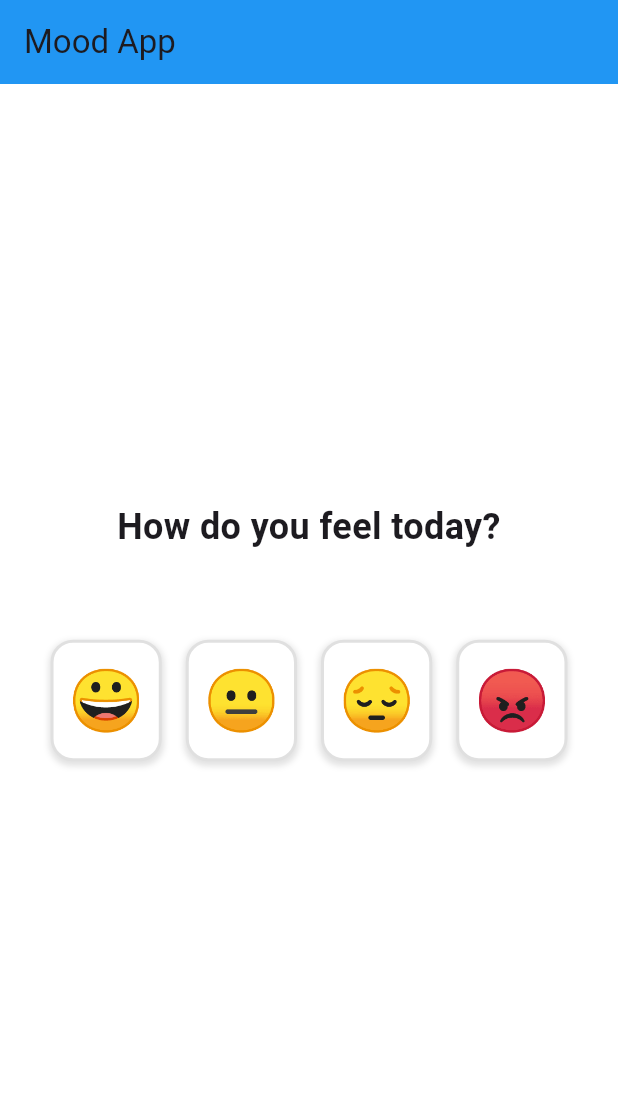
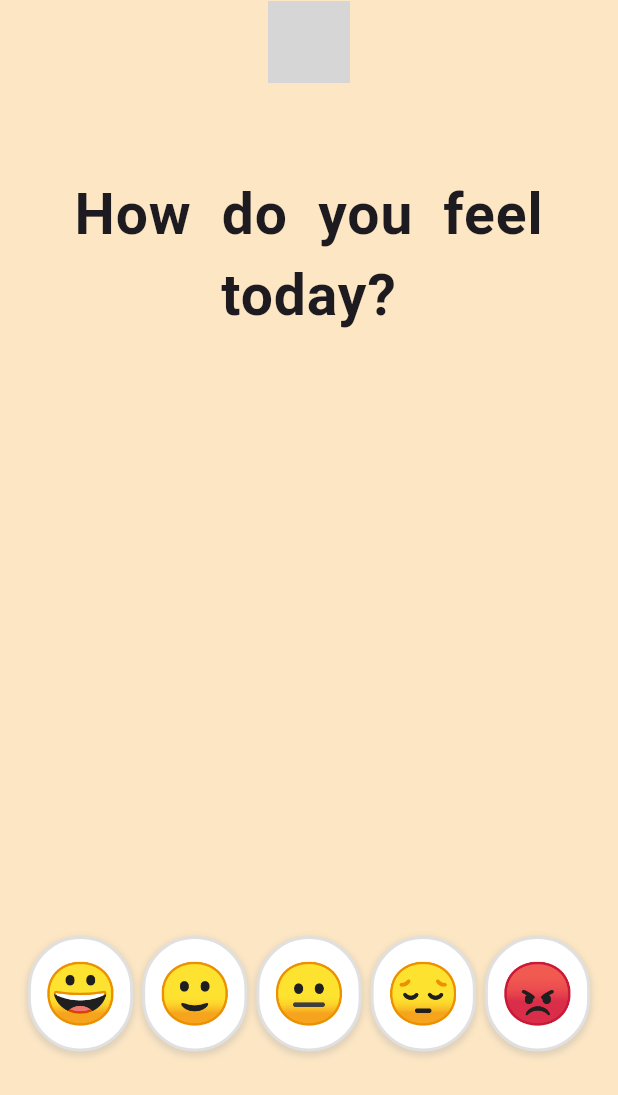
Before and after one commit to Darisa23/ICT_Huawei, a Flutter app: the screen it shows after launch, on a phone screen of 412 x 824 dp. Shown: the top 1095 px of the screen. Run offline on Flutter 3.47's test engine with Material 3 defaults, Android fonts, the light colour scheme and no system bars; grey boxes are pictures that could not be loaded.

Commit message:
Añadí Gráfica de estados de ánimo

```diff
--- a/lib/main.dart
+++ b/lib/main.dart
@@ -1,5 +1,6 @@
-// main.dart
 import 'package:flutter/material.dart';
+import 'models/mood_option.dart';
+import 'screens/mood_graph_screen.dart';
 
 void main() {
   runApp(const MyApp());
@@ -8,10 +9,10 @@ void main() {
 class MyApp extends StatelessWidget {
   const MyApp({Key? key}) : super(key: key);
 
-  @override
+  @override //este es el widget raíz.
   Widget build(BuildContext context) {
     return MaterialApp(
-      title: 'Mood App',
+      title: 'ApoyoVivo',
       theme: ThemeData(
         primarySwatch: Colors.amber,
       ),
@@ -44,17 +45,17 @@ class _SplashScreenState extends State<SplashScreen> {
   @override
   Widget build(BuildContext context) {
     return Scaffold(
-      backgroundColor: Colors.white,
+      backgroundColor: const Color.fromRGBO(250, 242, 233, 1),
       body: Center(
         child: Column(
           mainAxisAlignment: MainAxisAlignment.center,
           children: [
             // Aquí puedes colocar el logo de tu app
             // Por ejemplo, un placeholder:
-            const Icon(
-              Icons.sentiment_satisfied_alt,
-              size: 100,
-              color: Colors.blue,
+            Image.asset(
+              'assets/apoyoVivoLogo.png',
+              width: 270,
+              height: 200,
             ),
             const SizedBox(height: 20),
             const CircularProgressIndicator(),
@@ -79,12 +80,17 @@ class _MoodSelectionScreenState extends State<MoodSelectionScreen> {
     MoodOption(
       emoji: '😀',
       label: 'Happy',
-      color: Colors.yellow.shade200,
+      color: const Color.fromRGBO(252, 230, 196, 1),
+    ),
+    MoodOption(
+      emoji: '🙂',
+      label: 'Good',
+      color: const Color.fromRGBO(202, 236, 228, 1),
     ),
     MoodOption(
       emoji: '😐',
       label: 'Neutral',
-      color: Colors.grey.shade200,
+      color: const Color.fromRGBO(255, 213, 239, 1),
     ),
     MoodOption(
       emoji: '😔',
@@ -103,28 +109,41 @@ class _MoodSelectionScreenState extends State<MoodSelectionScreen> {
   @override
   Widget build(BuildContext context) {
     return Scaffold(
-      backgroundColor: _selectedMood?.color ?? Colors.white,
+      backgroundColor: _selectedMood?.color ?? const Color.fromRGBO(252, 230, 196, 1),
       appBar: AppBar(
-        title: const Text('Mood App'),
-        elevation: 0,
-        backgroundColor: _selectedMood?.color ?? Colors.blue,
+        title: Image.asset('assets/apoyoVivoLogo.png', height: 55),
+        centerTitle: true,
+      backgroundColor: _selectedMood?.color ?? const Color.fromRGBO(252, 230, 196, 1),
       ),
+
       body: Center(
         child: Column(
           mainAxisAlignment: MainAxisAlignment.center,
           children: [
             const Padding(
-              padding: EdgeInsets.all(20.0),
+              padding: EdgeInsets.only(top:60),
               child: Text(
-                'How do you feel today?',
+                'How  do  you  feel  today?',
                 style: TextStyle(
-                  fontSize: 24,
+                  fontSize: 38,
                   fontWeight: FontWeight.bold,
+                  letterSpacing: 0.6,
                 ),
                 textAlign: TextAlign.center,
               ),
             ),
-            const SizedBox(height: 30),
+
+              if (_selectedMood != null)
+          Padding(
+            padding: const EdgeInsets.symmetric(vertical: 50),
+            child: Text(
+              _selectedMood!.emoji,
+              style: const TextStyle(fontSize: 100),
+            ),
+          ),
+
+        // Espacio flexible para distribuir mejor los elementos
+        const Spacer(),
             Row(
               mainAxisAlignment: MainAxisAlignment.center,
               children: _moodOptions.map((mood) {
@@ -135,13 +154,13 @@ class _MoodSelectionScreenState extends State<MoodSelectionScreen> {
                     });
                   },
                   child: Container(
-                    padding: const EdgeInsets.all(10),
-                    margin: const EdgeInsets.all(8),
+                    padding: const EdgeInsets.all(8),
+                    margin: const EdgeInsets.all(3),
                     decoration: BoxDecoration(
                       color: _selectedMood == mood
                           ? mood.color
                           : Colors.white,
-                      borderRadius: BorderRadius.circular(15),
+                      borderRadius: BorderRadius.circular(35),
                       border: Border.all(
                         color: Colors.grey.shade300,
                         width: 2,
@@ -163,40 +182,57 @@ class _MoodSelectionScreenState extends State<MoodSelectionScreen> {
                 );
               }).toList(),
             ),
-            const SizedBox(height: 50),
+            const SizedBox(height: 90),
             if (_selectedMood != null)
-              Column(
-                children: [
-                  Text(
-                    _selectedMood!.emoji,
-                    style: const TextStyle(fontSize: 100),
-                  ),
-                  const SizedBox(height: 20),
-                  Text(
+          Padding(
+            padding: const EdgeInsets.symmetric(vertical: 20),
+            child: Text(
               'You are feeling ${_selectedMood!.label}',
               style: const TextStyle(
                 fontSize: 20,
                 fontWeight: FontWeight.bold,
               ),
             ),
-                ],
           ),
+           // Botón "Note Mood"
+        if (_selectedMood != null)
+          Padding(
+            padding: const EdgeInsets.symmetric(vertical: 5),
+            child: ElevatedButton(
+              onPressed: () {
+  final selectedMood = _selectedMood; // Crea una copia local
+  if (selectedMood != null) {
+    Navigator.push(
+      context,
+      MaterialPageRoute(
+        builder: (context) => MoodGraphScreen(selectedMood: selectedMood),
+      ),
+    );
+  }
+},
+              style: ElevatedButton.styleFrom(
+                backgroundColor: Colors.white,
+                foregroundColor: Colors.black,
+                padding: const EdgeInsets.symmetric(horizontal: 30, vertical: 15),
+                shape: RoundedRectangleBorder(
+                  borderRadius: BorderRadius.circular(30),
+                ),
+                elevation: 5,
+              ),
+              child: const Text(
+                'Note Mood',
+                style: TextStyle(
+                  fontSize: 18,
+                  fontWeight: FontWeight.bold,
+                ),
+              ),
+            ),
+          ),
+        // Espacio adicional en la parte inferior
+        const SizedBox(height: 30),
           ],
         ),
       ),
     );
   }
 }
-
-// Clase para representar una opción de estado de ánimo
-class MoodOption {
-  final String emoji;
-  final String label;
-  final Color color;
-
-  MoodOption({
-    required this.emoji,
-    required this.label,
-    required this.color,
-  });
-}
--- /dev/null
+++ b/lib/models/mood_option.dart
@@ -0,0 +1,14 @@
+// lib/models/mood.dart
+import 'package:flutter/material.dart';
+
+class MoodOption {
+  final String emoji;
+  final String label;
+  final Color color;
+
+  const MoodOption({
+    required this.emoji,
+    required this.label,
+    required this.color,
+  });
+}
--- a/pubspec.yaml
+++ b/pubspec.yaml
@@ -58,8 +58,8 @@ flutter:
   uses-material-design: true
 
   # To add assets to your application, add an assets section, like this:
-  # assets:
-  #   - images/a_dot_burr.jpeg
+  assets:
+    - assets\apoyoVivoLogo.png
   #   - images/a_dot_ham.jpeg
 
   # An image asset can refer to one or more resolution-specific "variants", see
```
Also changed, not shown: lib/screens/mood_graph_screen.dart (added, +193 -0 lines), assets/apoyoVivoLogo.png (added). Lines whose indentation alone changed are shown as unchanged.
